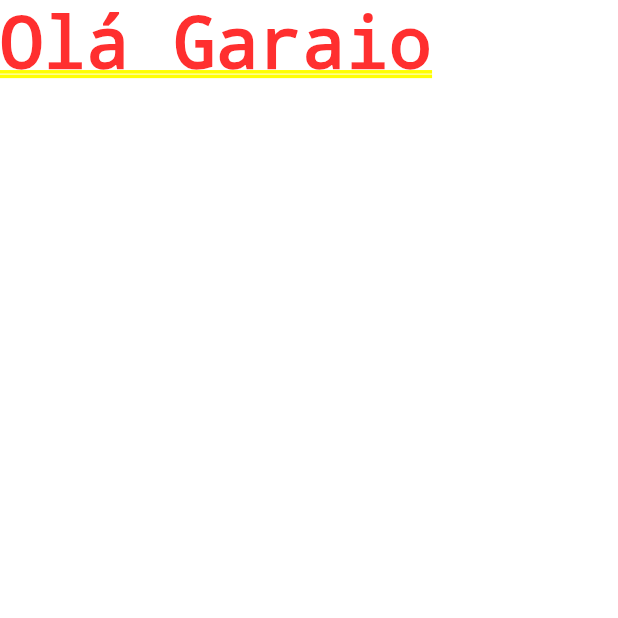
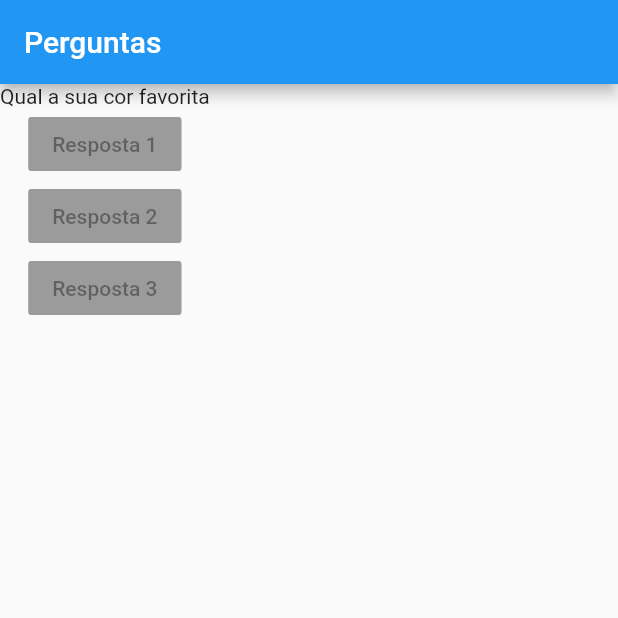
Before and after one commit to pdr-dev71/pergunta-app, a Flutter app: the screen it shows after launch, on a phone screen of 412 x 824 dp, the top half of it. Run offline on Flutter 3.47's test engine with Material 2 defaults, Android fonts, the phone set to English and light mode, and no system bars.

```diff
--- a/lib/main.dart
+++ b/lib/main.dart
@@ -1,16 +1,40 @@
-// ignore_for_file: prefer_const_constructors
+// ignore_for_file: use_key_in_widget_constructors, prefer_const_constructors, deprecated_member_use
 
 import 'package:flutter/material.dart';
 
-void main() {
-  runApp(PerguntaApp());
-}
+main() => runApp(PerguntaApp());
 
-@override
+final perguntas = [
+  'Qual a sua cor favorita',
+  'Qual a sua idade',
+];
+
+
 class PerguntaApp extends StatelessWidget {
   Widget build(BuildContext context) {
     return MaterialApp(
-      home: Text('Olá Garaio'),
+      home: Scaffold(
+        appBar: AppBar(
+          title: Text('Perguntas'),
+        ),
+        body: Column(
+          children: [
+            Text(perguntas[0]),
+            RaisedButton(
+              child: Text('Resposta 1'),
+              onPressed: null,
+            ),
+             RaisedButton(
+              child: Text('Resposta 2'),
+              onPressed: null,
+            ),
+             RaisedButton(
+              child: Text('Resposta 3'),
+              onPressed: null,
+            ),
+          ],
+        ),
+      ),
     );
   }
 }
```
Also changed, not shown: 1 other file.
